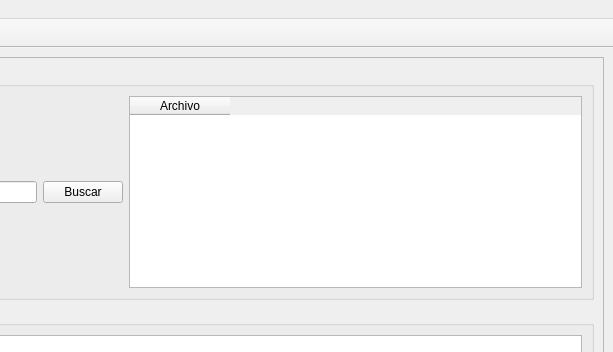
This is ceROBOT/mainwindow.ui in invabadilla/TECFileSystem as Qt 5 draws it before an edit; both pictures show x 448 to 1061 and y 0 to 352 of the 1061 by 600 pixel window. The edited form follows.
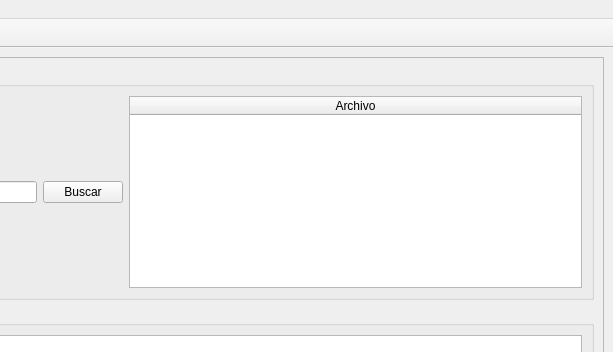
This is the edited form. Icons and pictures are not drawn.

Commit message: fix qtable view

```diff
--- a/ceROBOT/mainwindow.ui
+++ b/ceROBOT/mainwindow.ui
@@ -65,6 +65,12 @@
           </item>
           <item>
            <widget class="QTableWidget" name="tableWidget">
+            <property name="gridStyle">
+             <enum>Qt::SolidLine</enum>
+            </property>
+            <attribute name="horizontalHeaderStretchLastSection">
+             <bool>true</bool>
+            </attribute>
             <column>
              <property name="text">
               <string>Archivo</string>
```
Left out of the diff: 6 changed lines with no effect on the pictures. The commit also changes 1 other file.
